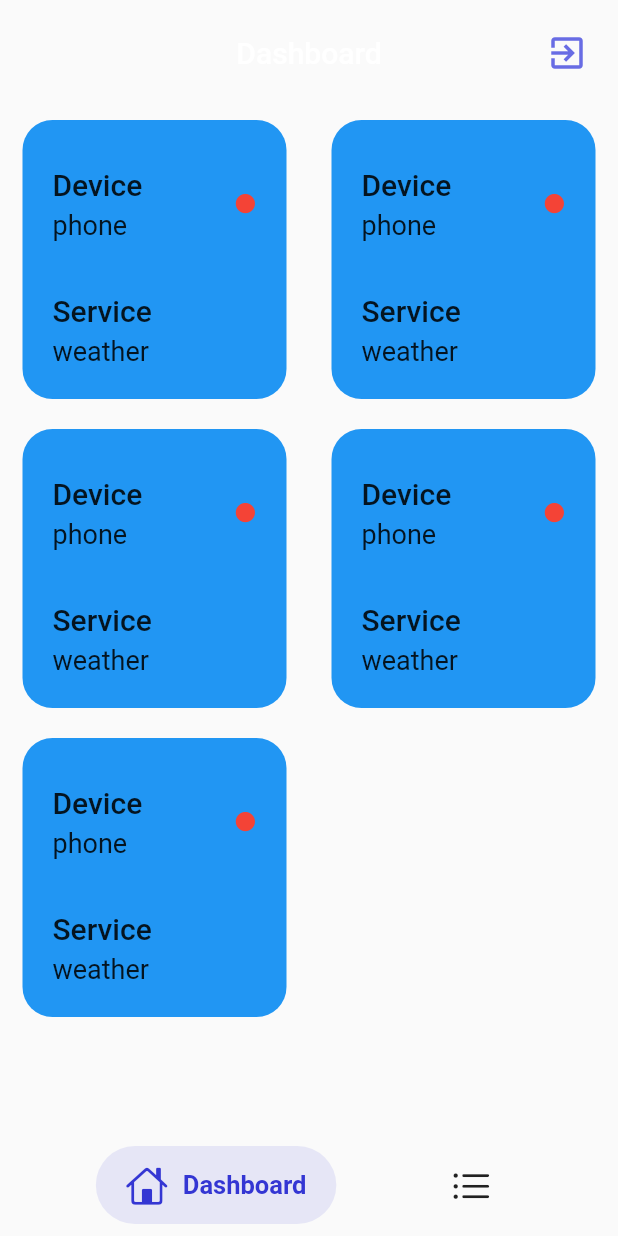
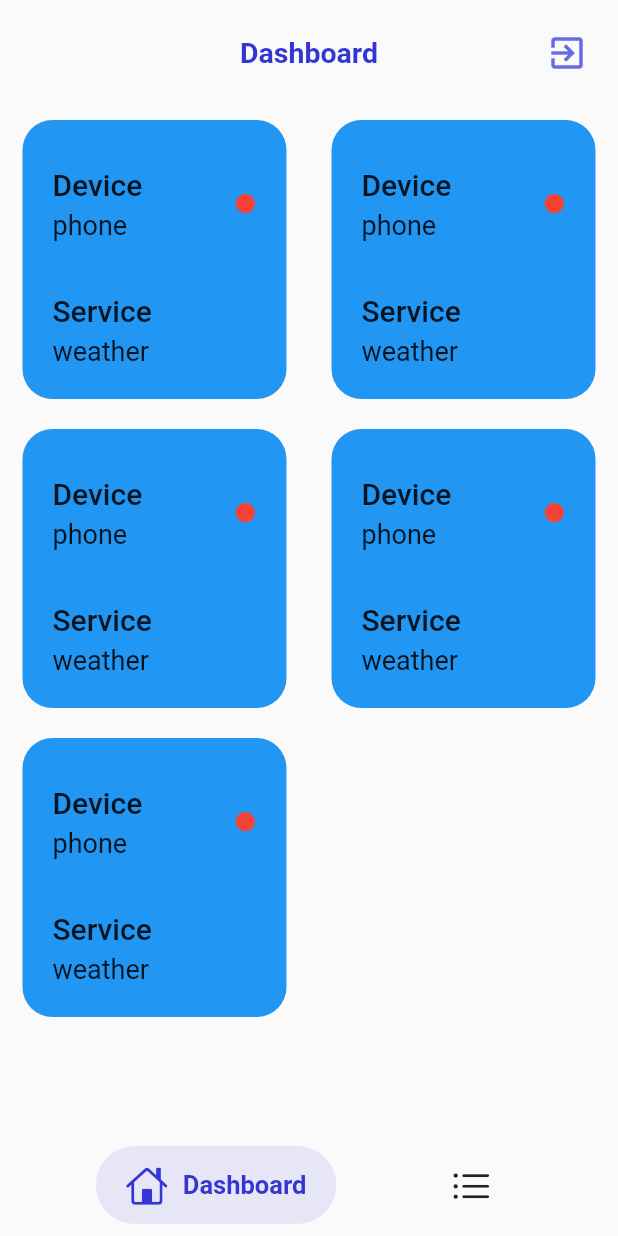
Before and after one commit to alper-efe-sahin/SMART_IX_Task, a Flutter app: the screen it shows once a user with an empty profile is signed in, on a phone screen of 412 x 824 dp. Run offline on Flutter 3.47's test engine with Material 2 defaults, Android fonts, the phone set to English and light mode, and no system bars; drawn by our look-alikes of auto_size_text, salomon_bottom_bar; our stand-ins replace auto_route, bot_toast, cloud_firestore, dartz, firebase_auth, firebase_core and 7 more; missing offline and left inert: cloud_firestore_web, firebase_auth_web, firebase_core_web, libphonenumber_web; accounts and stored records are empty.

Commit message:
fix: textstyle of the dashboard appbar title

```diff
--- a/lib/presentation/pages/dashboard/dashboard_page.dart
+++ b/lib/presentation/pages/dashboard/dashboard_page.dart
@@ -17,6 +17,10 @@ class DashboardPage extends ConsumerWidget {
         appBarAction: Icons.exit_to_app,
         appBarBackgroundColor: transparentColor,
         appBarIconColor: customIndigoBackgroundColor,
+        appBarTitleTextStyle: const TextStyle(
+          color: customIndigoColor,
+          fontWeight: FontWeight.w600,
+        ),
         actionsOnPressed: () => ref.read(authRepositoryProvider).signOut(),
       ),
       body: GridView.builder(
```
